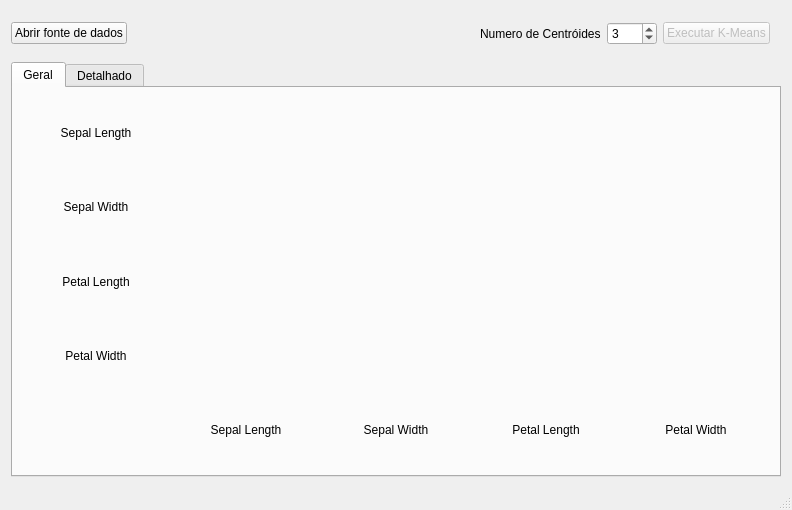
Before: the Qt Designer form mainwindow.ui in GabrielPrototype/Academic-KMEANS-IRIS, drawn with Qt 5.
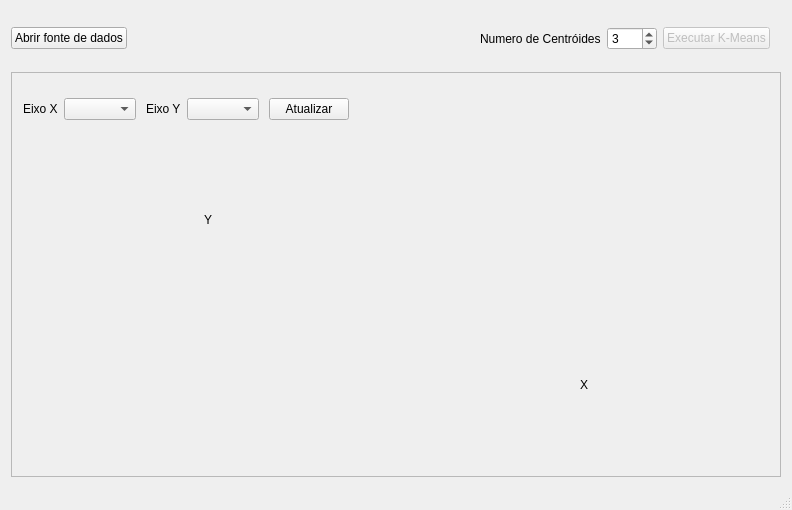
After: the same form once the commit is applied. Icons and pictures are not drawn.

Commit message: add MainWindow::plotChart(), to plot the clusterization result.

```diff
--- a/mainwindow.ui
+++ b/mainwindow.ui
@@ -17,6 +17,12 @@
    <layout class="QVBoxLayout" name="verticalLayout">
     <item>
      <widget class="QFrame" name="frame_2">
+      <property name="maximumSize">
+       <size>
+        <width>16777215</width>
+        <height>55</height>
+       </size>
+      </property>
       <property name="frameShape">
        <enum>QFrame::NoFrame</enum>
       </property>
@@ -151,162 +157,13 @@
      </widget>
     </item>
     <item>
-     <widget class="QTabWidget" name="tabs">
-      <property name="enabled">
-       <bool>true</bool>
+     <widget class="QFrame" name="graphFrame">
+      <property name="frameShape">
+       <enum>QFrame::StyledPanel</enum>
       </property>
-      <property name="currentIndex">
-       <number>0</number>
+      <property name="frameShadow">
+       <enum>QFrame::Raised</enum>
       </property>
-      <widget class="QWidget" name="tabGeralGraph">
-       <property name="enabled">
-        <bool>true</bool>
-       </property>
-       <attribute name="title">
-        <string>Geral</string>
-       </attribute>
-       <layout class="QGridLayout" name="gridLayout">
-        <item row="0" column="0">
-         <layout class="QGridLayout" name="gridGeralGraph">
-          <item row="4" column="1">
-           <widget class="QLabel" name="lbCol_SepalLength">
-            <property name="enabled">
-             <bool>true</bool>
-            </property>
-            <property name="text">
-             <string>Sepal Length</string>
-            </property>
-            <property name="alignment">
-             <set>Qt::AlignCenter</set>
-            </property>
-            <property name="wordWrap">
-             <bool>true</bool>
-            </property>
-           </widget>
-          </item>
-          <item row="4" column="2">
-           <widget class="QLabel" name="lbCol_SepalWidth">
-            <property name="enabled">
-             <bool>true</bool>
-            </property>
-            <property name="text">
-             <string>Sepal Width</string>
-            </property>
-            <property name="alignment">
-             <set>Qt::AlignCenter</set>
-            </property>
-            <property name="wordWrap">
-             <bool>true</bool>
-            </property>
-           </widget>
-          </item>
-          <item row="4" column="4">
-           <widget class="QLabel" name="lbCol_PetalWidth">
-            <property name="enabled">
-             <bool>true</bool>
-            </property>
-            <property name="text">
-             <string>Petal Width</string>
-            </property>
-            <property name="alignment">
-             <set>Qt::AlignCenter</set>
-            </property>
-            <property name="wordWrap">
-             <bool>true</bool>
-            </property>
-           </widget>
-          </item>
-          <item row="2" column="0">
-           <widget class="QLabel" name="lbLin_PetalLength_2">
-            <property name="enabled">
-             <bool>true</bool>
-            </property>
-            <property name="text">
-             <string>Petal Length</string>
-            </property>
-            <property name="alignment">
-             <set>Qt::AlignCenter</set>
-            </property>
-            <property name="wordWrap">
-             <bool>true</bool>
-            </property>
-           </widget>
-          </item>
-          <item row="3" column="0">
-           <widget class="QLabel" name="lbLin_PetalWidth">
-            <property name="enabled">
-             <bool>true</bool>
-            </property>
-            <property name="text">
-             <string>Petal Width</string>
-            </property>
-            <property name="alignment">
-             <set>Qt::AlignCenter</set>
-            </property>
-            <property name="wordWrap">
-             <bool>true</bool>
-            </property>
-           </widget>
-          </item>
-          <item row="0" column="0">
-           <widget class="QLabel" name="lbLin_SepalLength">
-            <property name="enabled">
-             <bool>true</bool>
-            </property>
-            <property name="text">
-             <string>Sepal Length</string>
-            </property>
-            <property name="alignment">
-             <set>Qt::AlignCenter</set>
-            </property>
-            <property name="wordWrap">
-             <bool>true</bool>
-            </property>
-           </widget>
-          </item>
-          <item row="1" column="0">
-           <widget class="QLabel" name="lbLin_SepalWidth">
-            <property name="enabled">
-             <bool>true</bool>
-            </property>
-            <property name="text">
-             <string>Sepal Width</string>
-            </property>
-            <property name="alignment">
-             <set>Qt::AlignCenter</set>
-            </property>
-            <property name="wordWrap">
-             <bool>true</bool>
-            </property>
-           </widget>
-          </item>
-          <item row="4" column="3">
-           <widget class="QLabel" name="lbCol_PetalLength">
-            <property name="enabled">
-             <bool>true</bool>
-            </property>
-            <property name="text">
-             <string>Petal Length</string>
-            </property>
-            <property name="alignment">
-             <set>Qt::AlignCenter</set>
-            </property>
-            <property name="wordWrap">
-             <bool>true</bool>
-            </property>
-           </widget>
-          </item>
-         </layout>
-        </item>
-       </layout>
-      </widget>
-      <widget class="QWidget" name="tabDetailGraph">
-       <property name="enabled">
-        <bool>true</bool>
-       </property>
-       <attribute name="title">
-        <string>Detalhado</string>
-       </attribute>
        <layout class="QVBoxLayout" name="verticalLayout_2">
         <item alignment="Qt::AlignLeft">
          <widget class="QFrame" name="frame">
@@ -334,7 +191,7 @@
            </property>
            <item>
             <layout class="QHBoxLayout" name="horizontalLayout_3">
-             <item>
+            <item alignment="Qt::AlignRight">
               <widget class="QLabel" name="label_3">
                <property name="text">
                 <string>Eixo X</string>
@@ -342,13 +199,17 @@
               </widget>
              </item>
              <item>
-              <widget class="QComboBox" name="comboBox_2"/>
+             <widget class="QComboBox" name="cmbX">
+              <property name="frame">
+               <bool>true</bool>
+              </property>
+             </widget>
              </item>
             </layout>
            </item>
            <item>
             <layout class="QHBoxLayout" name="horizontalLayout_2">
-             <item>
+            <item alignment="Qt::AlignRight">
               <widget class="QLabel" name="label_2">
                <property name="text">
                 <string>Eixo Y</string>
@@ -375,15 +236,8 @@
          </widget>
         </item>
         <item>
-         <widget class="QFrame" name="frame_3">
-          <property name="frameShape">
-           <enum>QFrame::StyledPanel</enum>
-          </property>
-          <property name="frameShadow">
-           <enum>QFrame::Raised</enum>
-          </property>
-          <layout class="QGridLayout" name="gridLayout_4">
-           <item row="0" column="0">
+        <layout class="QGridLayout" name="gridGraph">
+         <item row="0" column="0" alignment="Qt::AlignHCenter|Qt::AlignVCenter">
             <widget class="QLabel" name="lbY">
              <property name="maximumSize">
               <size>
@@ -399,7 +253,7 @@
              </property>
             </widget>
            </item>
-           <item row="1" column="1">
+         <item row="1" column="1" alignment="Qt::AlignHCenter|Qt::AlignVCenter">
             <widget class="QLabel" name="lbX">
              <property name="maximumSize">
               <size>
@@ -416,10 +270,8 @@
             </widget>
            </item>
           </layout>
-         </widget>
-        </item>
-       </layout>
-      </widget>
+       </item>
+      </layout>
      </widget>
     </item>
    </layout>
```
Left out of the diff: 2 changed lines with no effect on the pictures. Lines whose indentation alone changed are shown as unchanged. The commit also changes 2 other files.
